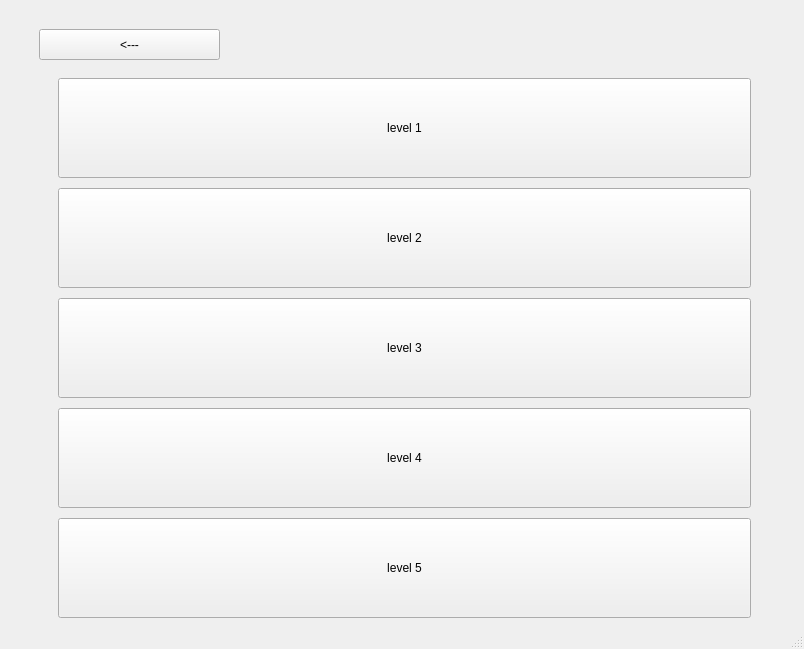
First picture: the form in zarovka.ui, repository HRALYB-PYGAME/IFJ, before the edit.
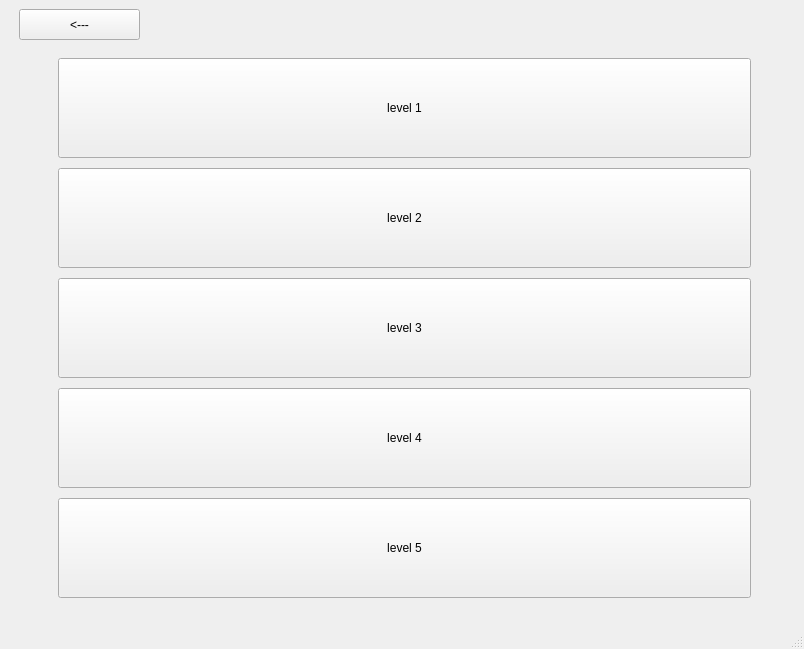
Second picture: the form after the edit.

Commit message: level picker prakticky hotov, jenom stale nemam ty urovne co matyas vytvoril na prednasce, takze tam jsou priblzne cesty

Patch:
```diff
--- a/zarovka.ui
+++ b/zarovka.ui
@@ -24,7 +24,7 @@
        </sizepolicy>
       </property>
       <property name="currentIndex">
-       <number>8</number>
+       <number>10</number>
       </property>
       <widget class="QWidget" name="P01DifficultySelector">
        <layout class="QGridLayout" name="gridLayout_3">
@@ -1176,7 +1176,7 @@
         <property name="geometry">
          <rect>
           <x>20</x>
-          <y>50</y>
+          <y>30</y>
           <width>741</width>
           <height>581</height>
          </rect>
@@ -1224,7 +1224,7 @@
            <x>20</x>
            <y>120</y>
            <width>711</width>
-           <height>111</height>
+           <height>118</height>
           </rect>
          </property>
          <layout class="QHBoxLayout" name="horizontalLayout_15">
@@ -1261,7 +1261,7 @@
            <x>20</x>
            <y>230</y>
            <width>711</width>
-           <height>111</height>
+           <height>118</height>
           </rect>
          </property>
          <layout class="QHBoxLayout" name="horizontalLayout_12">
@@ -1298,7 +1298,7 @@
            <x>20</x>
            <y>340</y>
            <width>711</width>
-           <height>111</height>
+           <height>118</height>
           </rect>
          </property>
          <layout class="QHBoxLayout" name="horizontalLayout_13">
@@ -1370,9 +1370,9 @@
        <widget class="QPushButton" name="pushButton_12">
         <property name="geometry">
          <rect>
-          <x>30</x>
-          <y>20</y>
-          <width>181</width>
+          <x>10</x>
+          <y>0</y>
+          <width>121</width>
           <height>31</height>
          </rect>
         </property>
@@ -1591,6 +1591,216 @@
         </property>
        </widget>
       </widget>
+      <widget class="QWidget" name="P09EasyLevels">
+       <widget class="QWidget" name="widget_30" native="true">
+        <property name="geometry">
+         <rect>
+          <x>20</x>
+          <y>30</y>
+          <width>741</width>
+          <height>581</height>
+         </rect>
+        </property>
+        <widget class="QWidget" name="horizontalLayoutWidget_16">
+         <property name="geometry">
+          <rect>
+           <x>20</x>
+           <y>10</y>
+           <width>711</width>
+           <height>118</height>
+          </rect>
+         </property>
+         <layout class="QHBoxLayout" name="horizontalLayout_35">
+          <property name="leftMargin">
+           <number>9</number>
+          </property>
+          <property name="topMargin">
+           <number>9</number>
+          </property>
+          <property name="rightMargin">
+           <number>9</number>
+          </property>
+          <property name="bottomMargin">
+           <number>9</number>
+          </property>
+          <item>
+           <widget class="QPushButton" name="buttonEasyLevel1">
+            <property name="minimumSize">
+             <size>
+              <width>500</width>
+              <height>100</height>
+             </size>
+            </property>
+            <property name="text">
+             <string>level 1</string>
+            </property>
+           </widget>
+          </item>
+         </layout>
+        </widget>
+        <widget class="QWidget" name="horizontalLayoutWidget_17">
+         <property name="geometry">
+          <rect>
+           <x>20</x>
+           <y>120</y>
+           <width>711</width>
+           <height>118</height>
+          </rect>
+         </property>
+         <layout class="QHBoxLayout" name="horizontalLayout_36">
+          <property name="leftMargin">
+           <number>9</number>
+          </property>
+          <property name="topMargin">
+           <number>9</number>
+          </property>
+          <property name="rightMargin">
+           <number>9</number>
+          </property>
+          <property name="bottomMargin">
+           <number>9</number>
+          </property>
+          <item>
+           <widget class="QPushButton" name="buttonEasyLevel2">
+            <property name="minimumSize">
+             <size>
+              <width>500</width>
+              <height>100</height>
+             </size>
+            </property>
+            <property name="text">
+             <string>level 2</string>
+            </property>
+           </widget>
+          </item>
+         </layout>
+        </widget>
+        <widget class="QWidget" name="horizontalLayoutWidget_18">
+         <property name="geometry">
+          <rect>
+           <x>20</x>
+           <y>230</y>
+           <width>711</width>
+           <height>118</height>
+          </rect>
+         </property>
+         <layout class="QHBoxLayout" name="horizontalLayout_37">
+          <property name="leftMargin">
+           <number>9</number>
+          </property>
+          <property name="topMargin">
+           <number>9</number>
+          </property>
+          <property name="rightMargin">
+           <number>9</number>
+          </property>
+          <property name="bottomMargin">
+           <number>9</number>
+          </property>
+          <item>
+           <widget class="QPushButton" name="buttonEasyLevel3">
+            <property name="minimumSize">
+             <size>
+              <width>500</width>
+              <height>100</height>
+             </size>
+            </property>
+            <property name="text">
+             <string>level 3</string>
+            </property>
+           </widget>
+          </item>
+         </layout>
+        </widget>
+        <widget class="QWidget" name="horizontalLayoutWidget_19">
+         <property name="geometry">
+          <rect>
+           <x>20</x>
+           <y>340</y>
+           <width>711</width>
+           <height>118</height>
+          </rect>
+         </property>
+         <layout class="QHBoxLayout" name="horizontalLayout_38">
+          <property name="leftMargin">
+           <number>9</number>
+          </property>
+          <property name="topMargin">
+           <number>9</number>
+          </property>
+          <property name="rightMargin">
+           <number>9</number>
+          </property>
+          <property name="bottomMargin">
+           <number>9</number>
+          </property>
+          <item>
+           <widget class="QPushButton" name="buttonEasyLevel4">
+            <property name="minimumSize">
+             <size>
+              <width>500</width>
+              <height>100</height>
+             </size>
+            </property>
+            <property name="text">
+             <string>level 4</string>
+            </property>
+           </widget>
+          </item>
+         </layout>
+        </widget>
+        <widget class="QWidget" name="horizontalLayoutWidget_20">
+         <property name="geometry">
+          <rect>
+           <x>20</x>
+           <y>450</y>
+           <width>711</width>
+           <height>118</height>
+          </rect>
+         </property>
+         <layout class="QHBoxLayout" name="horizontalLayout_39">
+          <property name="leftMargin">
+           <number>9</number>
+          </property>
+          <property name="topMargin">
+           <number>9</number>
+          </property>
+          <property name="rightMargin">
+           <number>9</number>
+          </property>
+          <property name="bottomMargin">
+           <number>9</number>
+          </property>
+          <item>
+           <widget class="QPushButton" name="buttonEasyLevel5">
+            <property name="minimumSize">
+             <size>
+              <width>500</width>
+              <height>100</height>
+             </size>
+            </property>
+            <property name="text">
+             <string>level 5</string>
+            </property>
+           </widget>
+          </item>
+         </layout>
+        </widget>
+       </widget>
+       <widget class="QPushButton" name="pushButton_13">
+        <property name="geometry">
+         <rect>
+          <x>10</x>
+          <y>0</y>
+          <width>121</width>
+          <height>31</height>
+         </rect>
+        </property>
+        <property name="text">
+         <string>&lt;---</string>
+        </property>
+       </widget>
+      </widget>
      </widget>
     </item>
    </layout>
```
Left out of the diff: 2 changed lines with no effect on the pictures. The commit also changes 2 other files.
